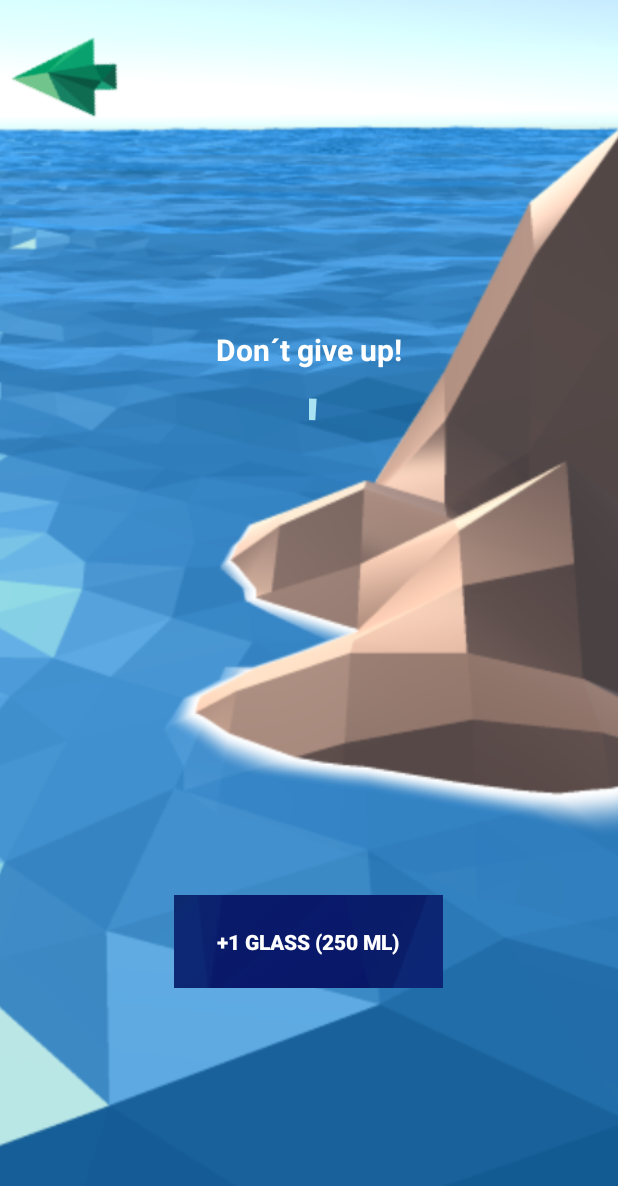
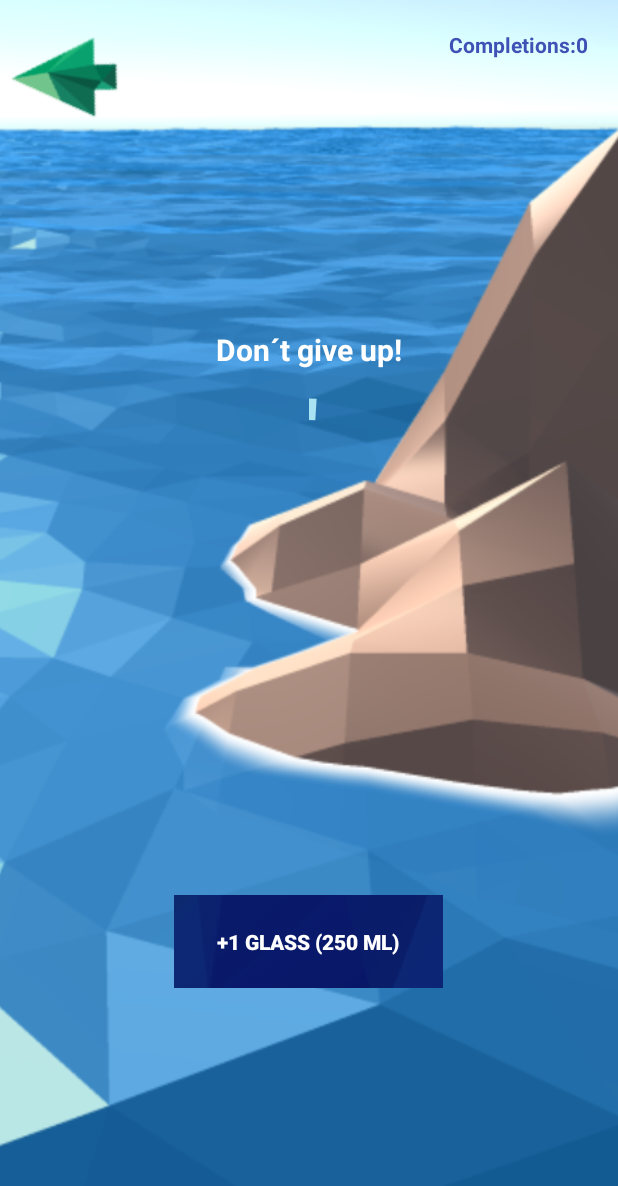
Before and after one commit to shcruben/PDM_Life, an Android app: the ActivityWater screen opened directly, with no data from a screen before it, on a phone screen of 412 x 824 dp. Shown: the top 1186 px of the screen. Run offline under Robolectric (Android 15) with nearby library versions, the phone set to English and light mode, and no system bars.

Commit message:
SharedPrefs para el agua. Detección de cambio de fecha.

```diff
--- a/app/build.gradle
+++ b/app/build.gradle
@@ -21,7 +21,6 @@ android {
 }
 
 dependencies {
-    implementation 'com.android.support:support-v4:26.1.0'
     compile fileTree(dir: 'libs', include: ['*.jar'])
     androidTestCompile('com.android.support.test.espresso:espresso-core:2.2.2', {
         exclude group: 'com.android.support', module: 'support-annotations'
--- a/app/src/main/java/com/iteso/ruben/proyectoversion1/ActivityWater.java
+++ b/app/src/main/java/com/iteso/ruben/proyectoversion1/ActivityWater.java
@@ -26,19 +26,33 @@ import java.util.TimeZone;
 
 public class ActivityWater extends AppCompatActivity {
 
-    public TextView tv, tv_left;
+
+    public TextView tv, tv_left, tv_completions;
     public ProgressBar pBar;
     protected ImageButton back_button;
     protected Button myDrink_button;
-    int pStatus = 0;
     private int myProgressMl = 0;
     private double weight = 0;
     private int age = 0;
     private int topMl = 2000;
     final static int glasspMl = 250;
     private long lastConnection;
-    boolean flag = false;
-    protected Handler handler = new Handler();
+    private static int happiness = 0;
+    private static int completions = 0;
+    private static boolean isCompletedToday = false;
+
+    public static int getHappiness() {
+        return happiness;
+    }
+
+    public static void setHappiness(int happiness) {
+        ActivityWater.happiness = happiness;
+    }
+
+    public static void increaseHappiness(int inc){
+        ActivityWater.happiness += inc;
+    }
+
 
 
     @Override
@@ -49,9 +63,12 @@ public class ActivityWater extends AppCompatActivity {
         SharedPreferences sharedPreferences = getSharedPreferences(Constants.USER_PREFRENCES, Context.MODE_PRIVATE);
         myProgressMl =   sharedPreferences.getInt("waterDrank",myProgressMl );
         lastConnection = sharedPreferences.getLong("lastConnection",lastConnection );
+        completions = sharedPreferences.getInt("completions", completions);
+        isCompletedToday = sharedPreferences.getBoolean("isCompletedToday", isCompletedToday);
 
         if(isDiffDay(lastConnection, System.currentTimeMillis())){
             myProgressMl = 0;
+            isCompletedToday = false;
         }
 
         weight = (double) sharedPreferences.getFloat("weight", 10 );
@@ -61,6 +78,7 @@ public class ActivityWater extends AppCompatActivity {
         back_button = (ImageButton) findViewById(R.id.activity_water_back_button);
         myDrink_button = (Button) findViewById(R.id.myDrink_button);
         tv_left = (TextView) findViewById(R.id.text_waterprogr);
+        tv_completions = findViewById(R.id.activity_water_textview_completions);
 
         topMl = (int) (weight * (age < 30 ? 0.03 :
                                 age < 55 ? 0.025:
@@ -91,6 +109,11 @@ public class ActivityWater extends AppCompatActivity {
             }
         });
 
+        String completions_string = getResources()
+                .getString(R.string.activity_water_completions_default_text) +
+                Integer.toString(completions);
+        tv_completions.setText(completions_string);
+
         UpdateProgress pBarProgress = new UpdateProgress();
         pBarProgress.setEnteringActivity(true);
         pBarProgress.execute(myProgressMl);
@@ -107,6 +130,8 @@ public class ActivityWater extends AppCompatActivity {
         SharedPreferences.Editor editor = sharedPreferences.edit();
         editor.putInt("waterDrank", myProgressMl);
         editor.putLong("lastConnection",System.currentTimeMillis());
+        editor.putInt("completions", completions);
+        editor.putBoolean("isCompletedToday", isCompletedToday);
         editor.commit();
 
 
@@ -141,13 +166,23 @@ public class ActivityWater extends AppCompatActivity {
             pBar.setClickable(true);
             pBar.setEnabled(true);
 
-            if(!isEnteringActivity)
+            if(!isEnteringActivity) {
                 myProgressMl += glasspMl;
+                increaseHappiness(+2);
+            }
             setEnteringActivity(false);
 
             if(myProgressMl >= topMl){
-                tv.setText(R.string.water_progress_complete_message);
-                tv.setTextColor(getResources().getColor(R.color.colorAccent));
+                if(!isCompletedToday) {
+                    tv.setText(R.string.water_progress_complete_message);
+                    tv.setTextColor(getColor(R.color.colorAccent));
+                    completions++;
+                    String completions_string = getResources()
+                            .getString(R.string.activity_water_completions_default_text) +
+                            Integer.toString(completions);
+                    tv_completions.setText(completions_string);
+                }
+                isCompletedToday = true;
                 Toast.makeText(ActivityWater.this, R.string.too_much_water_toast , Toast.LENGTH_LONG).show();
             }
         }
@@ -159,7 +194,7 @@ public class ActivityWater extends AppCompatActivity {
             pBar.setEnabled(false);
             pBar.setProgress(progress);
             tv.setText(R.string.water_progress_incomplete_message);
-            tv.setTextColor(getResources().getColor(R.color.white));
+            tv.setTextColor(getColor(R.color.white));
         }
         protected void onProgressUpdate(Integer... values) {
             pBar.setProgress(values[0]);
--- a/app/src/main/res/layout/activity_water.xml
+++ b/app/src/main/res/layout/activity_water.xml
@@ -1,6 +1,6 @@
 <?xml version="1.0" encoding="utf-8"?>
-<RelativeLayout xmlns:android="http://schemas.android.com/apk/res/android"
-    xmlns:app="http://schemas.android.com/apk/res-auto"
+<RelativeLayout
+    xmlns:android="http://schemas.android.com/apk/res/android"
     xmlns:tools="http://schemas.android.com/tools"
     android:id="@+id/water_main"
     android:layout_width="match_parent"
@@ -12,7 +12,12 @@
         android:layout_width="match_parent"
         android:layout_height="match_parent"
         android:scaleType="centerCrop"
-        android:src="@drawable/water"/>
+        android:src="@drawable/water"
+        tools:ignore="ContentDescription"/>
+
+    <RelativeLayout
+        android:layout_width="match_parent"
+        android:layout_height="wrap_content">
 
         <ImageButton
             android:id="@+id/activity_water_back_button"
@@ -20,7 +25,21 @@
             android:layout_height="wrap_content"
             android:layout_gravity="start"
             android:background="@drawable/arrow_sel"
-        />
+            tools:ignore="ContentDescription"/>
+
+        <TextView
+            android:id="@+id/activity_water_textview_completions"
+            android:layout_width="wrap_content"
+            android:layout_height="wrap_content"
+            android:layout_alignParentEnd="true"
+            android:layout_marginTop="@dimen/activity_water_completions_margin"
+            android:layout_marginEnd="@dimen/activity_water_completions_margin"
+            android:text="@string/activity_water_completions_default_text"
+            android:textStyle="bold"
+            android:textColor="@color/colorPrimary"/>
+
+    </RelativeLayout>
+
 
     <LinearLayout
         android:layout_width="match_parent"
@@ -35,8 +54,6 @@
             android:id="@+id/textView_water"
             android:layout_width="wrap_content"
             android:layout_height="wrap_content"
-            android:layout_below="@+id/progressBar1"
-            android:layout_centerHorizontal="true"
             android:textColor="@color/colorPrimary"
             android:textSize="@dimen/title_text_size"
             android:textStyle="bold"
@@ -79,7 +96,7 @@
             android:layout_gravity="center"
             android:layout_marginTop="150dp"
             android:background="@drawable/button_selector"
-            android:text="One Glass"
+            android:text="@string/one_glass_button_text"
             android:textColor="@color/white"
             android:textStyle="bold"/>
 
--- a/app/src/main/res/values/dimens.xml
+++ b/app/src/main/res/values/dimens.xml
@@ -21,6 +21,7 @@
     <dimen name="desc_padding">40dp</dimen>
     <dimen name="dots_height">30dp</dimen>
     <dimen name="dots_margin_bottom">20dp</dimen>
+    <dimen name="activity_water_completions_margin">20dp</dimen>
 
     <integer name="duration">170</integer>
     <integer name="duration2">350</integer>
--- a/app/src/main/res/values/strings.xml
+++ b/app/src/main/res/values/strings.xml
@@ -117,5 +117,7 @@
     <string name="pref_title_vibrate">Vibrate</string>
 
     <string name="activity_heart_rate_text_default">--</string>
+    <string name="one_glass_button_text">One Glass</string>
+    <string name="activity_water_completions_default_text">Completions: </string>
 
 </resources>
--- a/build.gradle
+++ b/build.gradle
@@ -6,7 +6,7 @@ buildscript {
         google()
     }
     dependencies {
-        classpath 'com.android.tools.build:gradle:2.3.3'
+        classpath 'com.android.tools.build:gradle:3.0.1'
 
         // NOTE: Do not place your application dependencies here; they belong
         // in the individual module build.gradle files
```
Also changed, not shown: 3 other files. Lines whose indentation alone changed are shown as unchanged.
